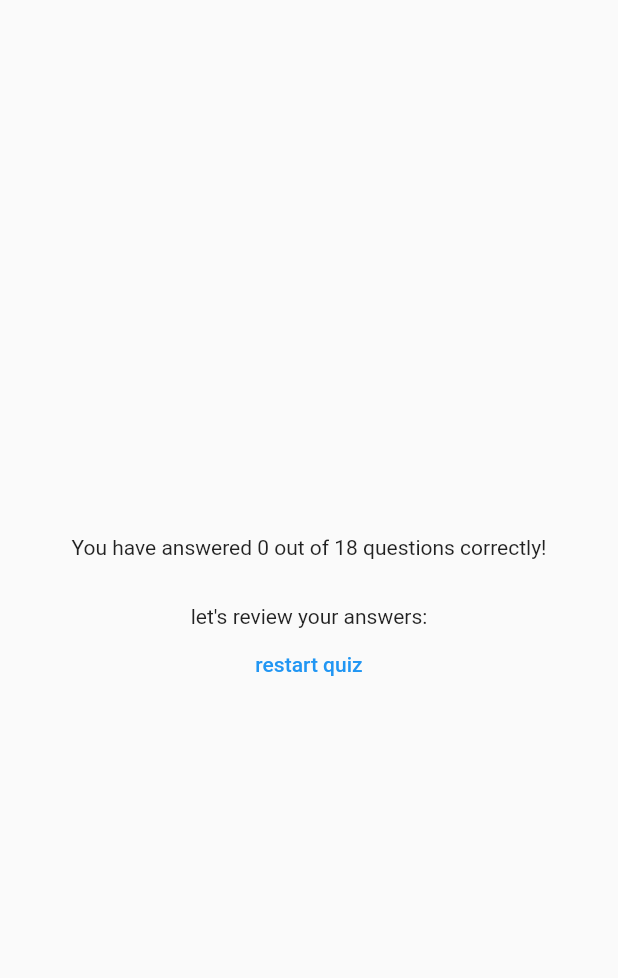
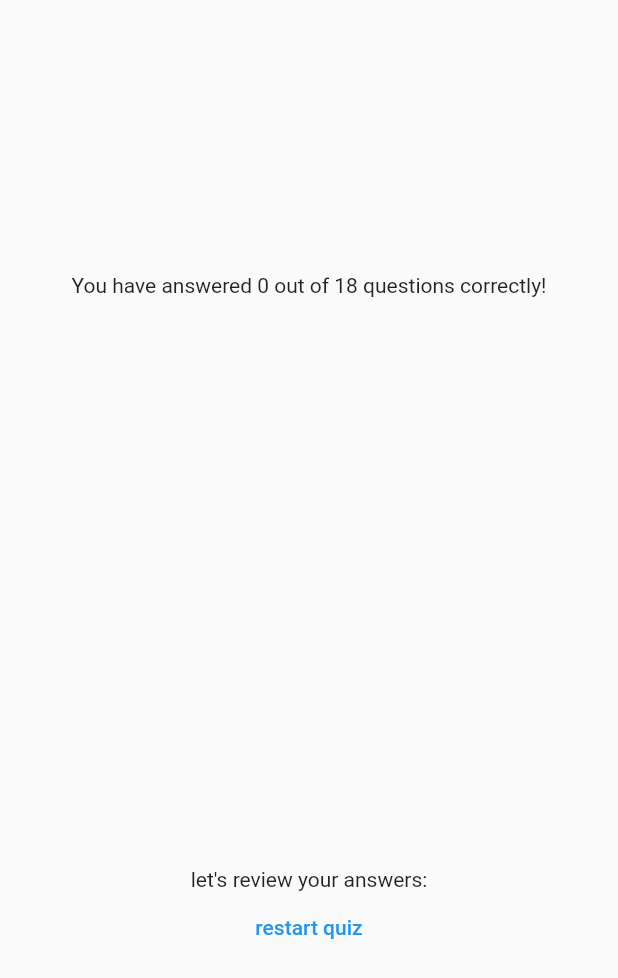
Before and after one commit to Cedrus81/flutter_quiz, a Flutter app: the ResultsScreen widget shown alone on an empty page, opened directly with empty values, on a phone screen of 412 x 824 dp. Shown: the top 978 px of the screen. Run offline on Flutter 3.47's test engine with Material 2 defaults, Android fonts, the phone set to English and light mode, and no system bars; our stand-ins replace google_fonts.

Commit message:
fixed crash on quiz replay, some styling

```diff
--- a/lib/questions_screen.dart
+++ b/lib/questions_screen.dart
@@ -7,7 +7,6 @@ class QuestionsScreen extends StatefulWidget {
   const QuestionsScreen({super.key, required this.onChooseAnswer});
 
   final void Function(String ans) onChooseAnswer;
-
   @override
   State<QuestionsScreen> createState() {
     return _QuestionsScreenState();
--- a/lib/questions_summary.dart
+++ b/lib/questions_summary.dart
@@ -4,14 +4,36 @@ class QuestionsSummary extends StatelessWidget {
   const QuestionsSummary({super.key, required this.summaryData});
   final List<Map<String, Object>> summaryData;
 
+  bool isCorrect(Map<String, Object> question) {
+    return question['yourAnswer'] == question['correctAnswer'];
+  }
+
   @override
   Widget build(context) {
-    return Column(
+    return SizedBox(
+      height: 350,
+      child: SingleChildScrollView(
+        child: Column(
           children: summaryData
               .map(
                 (item) => Row(
                   children: [
-                Text(((item['idx'] as int) + 1).toString()),
+                    Container(
+                      padding: const EdgeInsets.all(12),
+                      decoration: BoxDecoration(
+                        borderRadius: BorderRadius.circular(20.0),
+                        color: isCorrect(item)
+                            ? const Color.fromARGB(10, 3, 100, 211)
+                            : const Color.fromARGB(9, 233, 38, 13),
+                      ),
+                      child: Text(
+                        ((item['idx'] as int) + 1).toString(),
+                        style: const TextStyle(
+                          fontSize: 24,
+                          color: Colors.white,
+                        ),
+                      ),
+                    ),
                     Expanded(
                       child: Column(
                         children: [
@@ -19,8 +41,9 @@ class QuestionsSummary extends StatelessWidget {
                           const SizedBox(
                             height: 5,
                           ),
-                      Text(item['yourAnswer'] as String),
-                      Text(item['correctAnswer'] as String)
+                          Container(child: Text(item['yourAnswer'] as String)),
+                          Container(
+                              child: Text(item['correctAnswer'] as String))
                         ],
                       ),
                     ),
@@ -28,6 +51,8 @@ class QuestionsSummary extends StatelessWidget {
                 ),
               )
               .toList(),
+        ),
+      ),
     );
   }
 }
--- a/lib/results_screen.dart
+++ b/lib/results_screen.dart
@@ -6,13 +6,16 @@ class ResultsScreen extends StatelessWidget {
   const ResultsScreen({
     super.key,
     required this.chosenAnswers,
+    required this.onResetQuiz,
   });
+
   final List<String> chosenAnswers;
+  final VoidCallback onResetQuiz;
 
   List<Map<String, Object>> getSummaryData() {
     final List<Map<String, Object>> summary = [];
 
-    for (var i = 0; i < chosenAnswers.length; i++) {
+    for (int i = 0; i < chosenAnswers.length; i++) {
       summary.add(
         {
           'idx': i,
@@ -44,7 +47,8 @@ class ResultsScreen extends StatelessWidget {
             ),
             QuestionsSummary(summaryData: summaryData),
             const Text('let\'s review your answers:'),
-            TextButton(onPressed: () {}, child: const Text('restart quiz'))
+            TextButton(
+                onPressed: onResetQuiz, child: const Text('restart quiz'))
           ],
         ),
       ),
```
Also changed, not shown: lib/quiz.dart (+11 -6 lines). Lines whose indentation alone changed are shown as unchanged.
